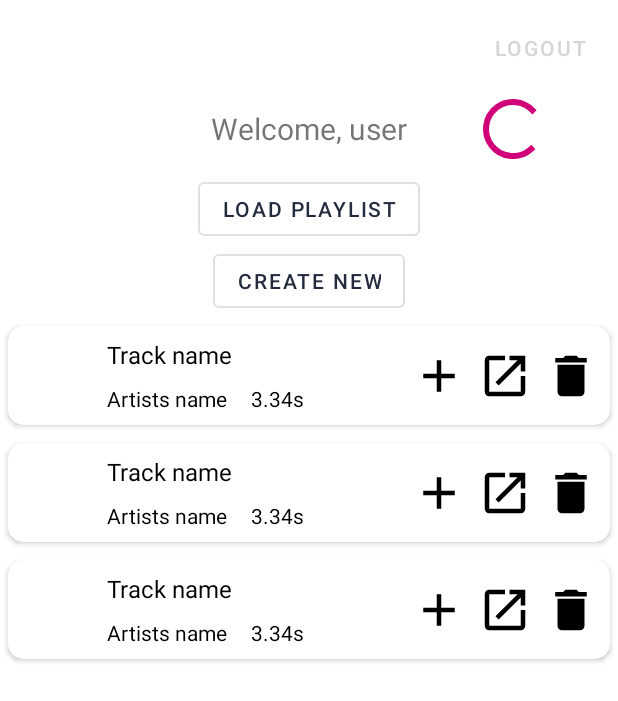
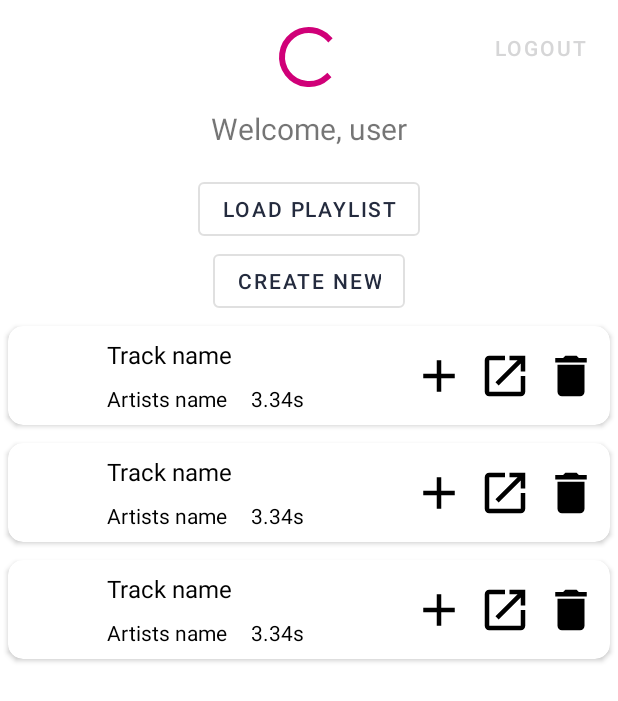
Before and after one commit to davidleiti/PlaylistCreatorMicroservices, an Android app: the layout fragment_main.xml on its own in the app's theme, with its tools: preview values and no code run, on a phone screen of 412 x 824 dp. Shown: the top 701 px of the screen. Run offline under Robolectric (Android 15) with nearby library versions, the phone set to English and light mode, and no system bars; network calls fail.

Commit message:
Small UI modification

```diff
--- a/PlaylistClientApp/app/src/main/res/layout/fragment_main.xml
+++ b/PlaylistClientApp/app/src/main/res/layout/fragment_main.xml
@@ -36,6 +36,7 @@
             android:layout_height="wrap_content"
             android:layout_marginTop="16dp"
             android:textSize="20sp"
+            android:visibility="@{viewModel.tracks == null ? View.VISIBLE : View.GONE}"
             app:layout_constraintEnd_toEndOf="parent"
             app:layout_constraintStart_toStartOf="parent"
             app:layout_constraintTop_toBottomOf="@+id/logout_button"
@@ -45,11 +46,11 @@
             android:id="@+id/loading_indicator"
             android:layout_width="wrap_content"
             android:layout_height="wrap_content"
+            android:layout_marginTop="14dp"
             android:visibility="@{viewModel.loading ? View.VISIBLE : View.GONE}"
-            app:layout_constraintBottom_toBottomOf="@id/welcome_label"
             app:layout_constraintEnd_toEndOf="parent"
-            app:layout_constraintStart_toEndOf="@id/welcome_label"
-            app:layout_constraintTop_toTopOf="@id/welcome_label" />
+            app:layout_constraintStart_toStartOf="parent"
+            app:layout_constraintTop_toTopOf="parent" />
 
         <com.google.android.material.button.MaterialButton
             android:id="@+id/load_previous_playlist"
```
Also changed, not shown: PlaylistCreator/build.gradle (+1 -12 lines), 1 other file.
